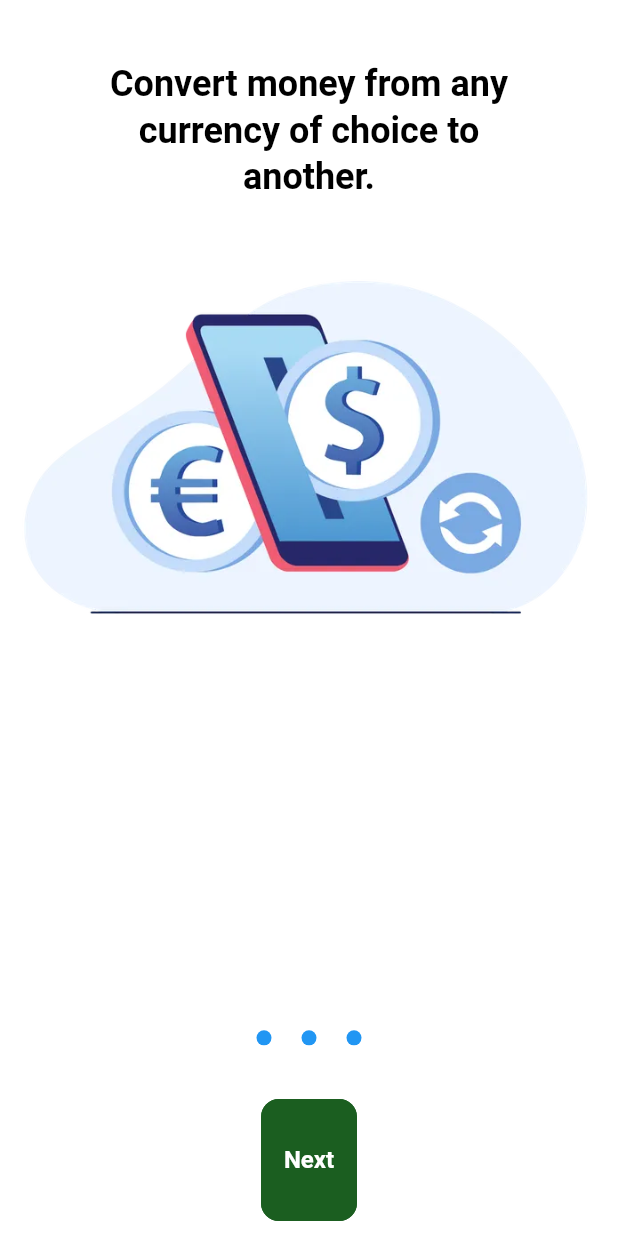
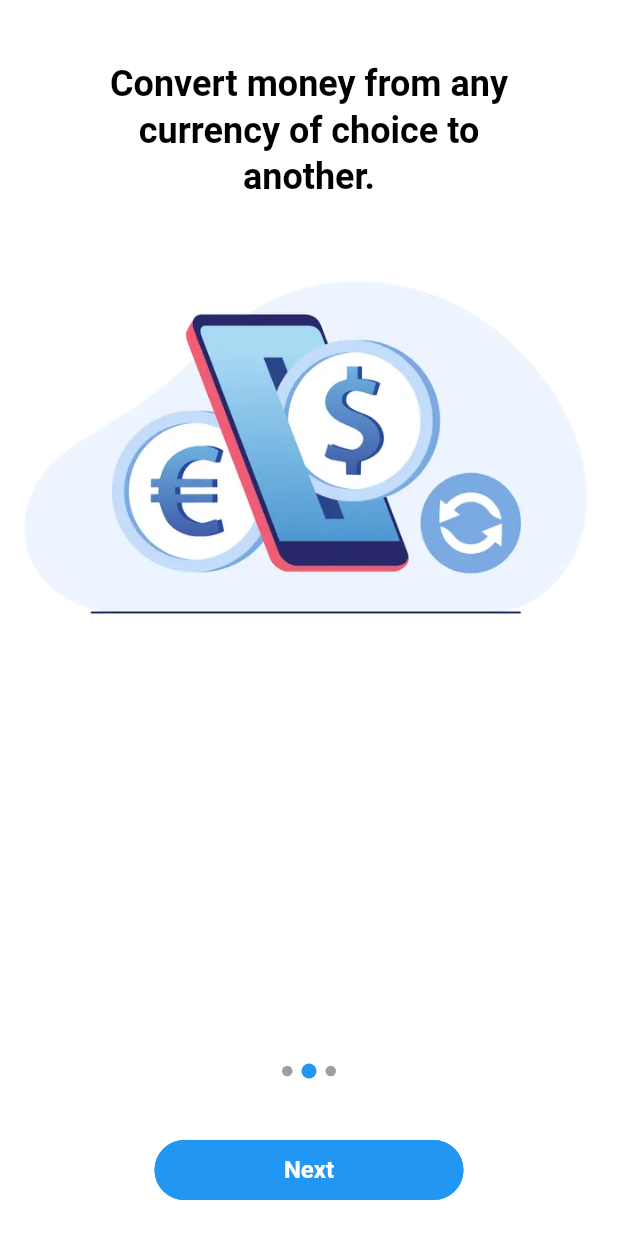
Before and after one commit to DevAdedoyin/RateMateApp, a Flutter app: the screen it shows after launch, swiped to page 2, on a phone screen of 412 x 824 dp. Run offline on Flutter 3.47's test engine with Material 3 defaults, Android fonts, the phone set to English and light mode, and no system bars; our stand-ins replace flutter_dotenv, flutter_riverpod, go_router; Roboto replaces fonts that are missing (Poppins).

Commit message:
Onboarding screen completed

```diff
--- a/lib/src/constants/colors.dart
+++ b/lib/src/constants/colors.dart
@@ -2,4 +2,5 @@ import 'package:flutter/material.dart';
 
 class AppColors {
   static const primaryColors = Colors.blue;
+  static const inActiveColor = Colors.grey;
 }
--- /dev/null
+++ b/lib/src/features/onboarding/data/repository/onboarding_page_repo.dart
@@ -0,0 +1,3 @@
+import 'package:flutter_riverpod/flutter_riverpod.dart';
+
+final currentPage = StateProvider<int>((ref) => 0);
--- a/lib/src/features/onboarding/presentation/onboarding_screen/onboarding_screen.dart
+++ b/lib/src/features/onboarding/presentation/onboarding_screen/onboarding_screen.dart
@@ -1,6 +1,9 @@
 import 'package:currnverter/src/constants/colors.dart';
+import 'package:currnverter/src/constants/route_constants.dart';
+import 'package:currnverter/src/features/onboarding/data/repository/onboarding_page_repo.dart';
 import 'package:flutter/material.dart';
 import 'package:flutter_riverpod/flutter_riverpod.dart';
+import 'package:go_router/go_router.dart';
 
 import '../../domain/onboarding_model.dart';
 import 'onboarding_pages.dart';
@@ -13,8 +16,13 @@ class OnboardingScreen extends ConsumerWidget {
       .map((e) => OnboardingPages(image: e.image, description: e.header))
       .toList();
 
+  static PageController _pageController = PageController();
+  static int index = 0;
+
   @override
   Widget build(BuildContext context, WidgetRef ref) {
+    Size size = MediaQuery.of(context).size;
+    final pageIndex = ref.watch(currentPage);
     return Scaffold(
         body: SizedBox(
             child: Column(
@@ -22,6 +30,11 @@ class OnboardingScreen extends ConsumerWidget {
         Expanded(
           flex: 8,
           child: PageView(
+            physics: const BouncingScrollPhysics(),
+            controller: _pageController,
+            onPageChanged: (currentPageIndex) {
+              ref.read(currentPage.notifier).state = currentPageIndex;
+            },
             children: listOfOnboardingPages.map((e) => e).toList(),
           ),
         ),
@@ -31,24 +44,46 @@ class OnboardingScreen extends ConsumerWidget {
               child: Row(
                 mainAxisAlignment: MainAxisAlignment.center,
                 children: listOfOnboardingPages
+                    .asMap()
+                    .entries
                     .map((e) => Container(
-                        margin: const EdgeInsets.symmetric(horizontal: 10),
+                        margin: const EdgeInsets.symmetric(horizontal: 3),
                         alignment: Alignment.center,
-                        height: 10,
-                        width: 10,
+                        height: pageIndex == e.key ? 10 : 7,
+                        width: pageIndex == e.key ? 10 : 7,
                         decoration: BoxDecoration(
-                            borderRadius: BorderRadius.circular(50),
-                            color: AppColors.primaryColors)))
+                            borderRadius: BorderRadius.circular(70),
+                            color: pageIndex == e.key
+                                ? AppColors.primaryColors
+                                : AppColors.inActiveColor)))
                     .toList(),
               ),
             )),
-        Expanded(
-            flex: 1,
-            child: SizedBox(
-              child: ElevatedButton(onPressed: () {}, child: Text("Next")),
-            )),
         SizedBox(
-          height: 10,
+          width: size.width * 0.5,
+          child: ElevatedButton(
+              onPressed: () {
+                switch (pageIndex) {
+                  case 0:
+                    ref.read(currentPage.notifier).state =
+                        ref.read(currentPage.notifier).state + 1;
+                    _pageController
+                        .jumpToPage(ref.read(currentPage.notifier).state);
+                    break;
+                  case 1:
+                    ref.read(currentPage.notifier).state =
+                        ref.read(currentPage.notifier).state + 1;
+                    _pageController
+                        .jumpToPage(ref.read(currentPage.notifier).state);
+                    break;
+                  default:
+                    context.go(Routes.home);
+                }
+              },
+              child: Text(pageIndex == 2 ? "Get started" : "Next")),
+        ),
+        const SizedBox(
+          height: 20,
         )
       ],
     )));
--- a/lib/src/themes/custom_themes/elevated_button_theme.dart
+++ b/lib/src/themes/custom_themes/elevated_button_theme.dart
@@ -1,3 +1,4 @@
+import 'package:currnverter/src/constants/colors.dart';
 import 'package:flutter/material.dart';
 
 class ElevatedButtonThemes {
@@ -8,15 +9,15 @@ class ElevatedButtonThemes {
     style: ElevatedButton.styleFrom(
       elevation: 0,
       foregroundColor: Colors.white,
-      backgroundColor: Colors.green[900],
+      backgroundColor: AppColors.primaryColors,
       disabledForegroundColor: Colors.grey,
       disabledBackgroundColor: Colors.grey,
-      side: BorderSide(color: Colors.green[900]!),
-      padding: const EdgeInsets.symmetric(vertical: 18),
+      side: const BorderSide(color: AppColors.primaryColors),
+      padding: const EdgeInsets.symmetric(vertical: 10),
       textStyle: const TextStyle(
           fontSize: 16, color: Colors.white, fontWeight: FontWeight.w600),
       shape: RoundedRectangleBorder(
-        borderRadius: BorderRadius.circular(12),
+        borderRadius: BorderRadius.circular(20),
       ),
     ),
   );
@@ -26,15 +27,15 @@ class ElevatedButtonThemes {
     style: ElevatedButton.styleFrom(
       elevation: 0,
       foregroundColor: Colors.white,
-      backgroundColor: Colors.green[900],
+      backgroundColor: AppColors.primaryColors,
       disabledForegroundColor: Colors.grey,
       disabledBackgroundColor: Colors.grey,
-      side: BorderSide(color: Colors.green[900]!),
-      padding: const EdgeInsets.symmetric(vertical: 18),
+      side: const BorderSide(color: AppColors.primaryColors),
+      padding: const EdgeInsets.symmetric(vertical: 10),
       textStyle: const TextStyle(
           fontSize: 16, color: Colors.white, fontWeight: FontWeight.w600),
       shape: RoundedRectangleBorder(
-        borderRadius: BorderRadius.circular(12),
+        borderRadius: BorderRadius.circular(20),
       ),
     ),
   );
```
